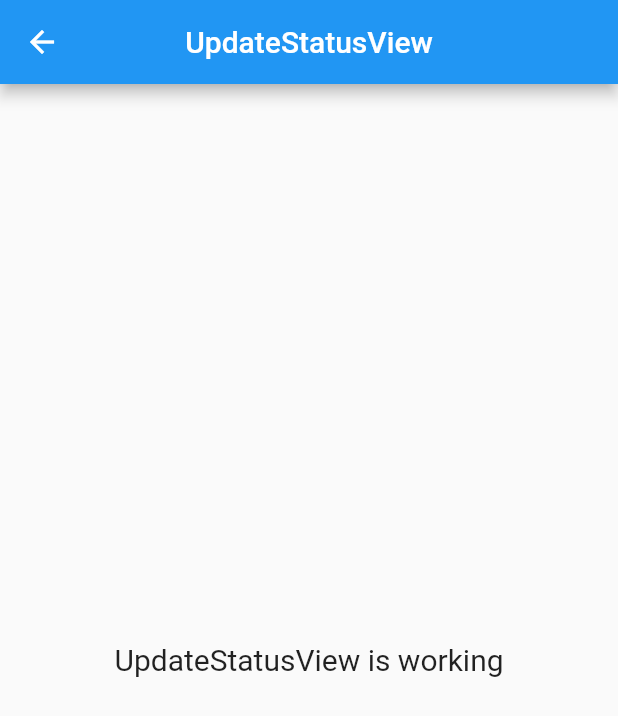
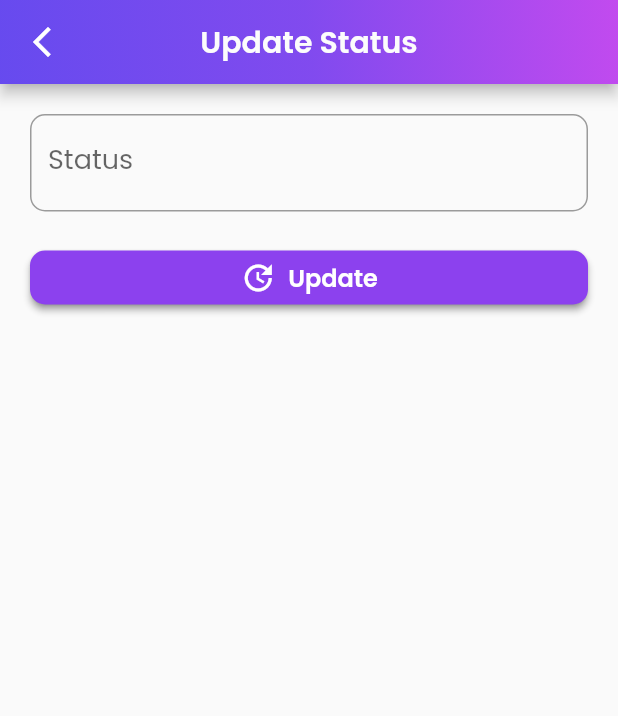
Before and after one commit to hid0/chatapp, a Flutter app: the UpdateStatusView screen opened by its route, on a phone screen of 412 x 824 dp. Shown: the top 716 px of the screen. Run offline on Flutter 3.47's test engine with Material 2 defaults, Android fonts, the phone set to English and light mode, and no system bars; our stand-ins replace avatar_glow, firebase_core, get, google_fonts, introduction_screen, lottie; accounts and stored records are empty; project files that could hold a hidden picture were left out.

Commit message:
UI update status done

```diff
--- a/lib/app/modules/search/views/search_view.dart
+++ b/lib/app/modules/search/views/search_view.dart
@@ -55,7 +55,7 @@ class SearchView extends GetView<SearchController> {
           title: Text(
             'Search',
             style: GoogleFonts.poppins(
-              fontSize: 24,
+              fontSize: 20,
               fontWeight: FontWeight.w600,
               color: const Color(0xFFFCFCFC),
             ),
--- a/lib/app/modules/update_status/views/update_status_view.dart
+++ b/lib/app/modules/update_status/views/update_status_view.dart
@@ -1,21 +1,101 @@
-import 'package:flutter/material.dart';
+// depedencis
+import 'dart:ui';
 
 import 'package:get/get.dart';
+import 'package:flutter/material.dart';
+import 'package:google_fonts/google_fonts.dart';
 
+// controller & routing
 import '../controllers/update_status_controller.dart';
 
 class UpdateStatusView extends GetView<UpdateStatusController> {
   @override
   Widget build(BuildContext context) {
     return Scaffold(
-      appBar: AppBar(
-        title: Text('UpdateStatusView'),
-        centerTitle: true,
+      appBar: PreferredSize(
+        child: AppBar(
+          leading: IconButton(
+            onPressed: () => Get.back(),
+            icon: Icon(Icons.arrow_back_ios_new_outlined),
+          ),
+          title: Text(
+            'Update Status',
+            style: GoogleFonts.poppins(
+              fontSize: 20,
+              fontWeight: FontWeight.w600,
+              color: const Color(0xFFFCFCFC),
+            ),
+          ),
+          centerTitle: true,
+          flexibleSpace: Container(
+            padding: EdgeInsets.fromLTRB(20, 0, 20, 25),
+            decoration: BoxDecoration(
+              gradient: LinearGradient(
+                begin: Alignment.bottomLeft,
+                end: Alignment.topRight,
+                colors: <Color>[
+                  const Color(0xE36F41EE),
+                  const Color(0xE38D41EE),
+                  const Color(0xE3D641EE)
+                ],
+              ),
+            ),
+          ),
+        ),
+        preferredSize: Size.fromHeight(56),
       ),
-      body: Center(
-        child: Text(
-          'UpdateStatusView is working',
-          style: TextStyle(fontSize: 20),
+      body: Padding(
+        padding: const EdgeInsets.all(20),
+        child: Column(
+          children: [
+            TextField(
+              style: GoogleFonts.poppins(
+                textStyle: TextStyle(
+                  color: const Color(0xFF161616),
+                  fontSize: 18,
+                ),
+              ),
+              decoration: InputDecoration(
+                labelText: 'Status',
+                floatingLabelStyle: TextStyle(color: const Color(0xE36F41EE)),
+                border: OutlineInputBorder(
+                  borderRadius: BorderRadius.circular(10),
+                  borderSide: BorderSide(color: const Color(0xE36F41EE)),
+                ),
+                focusedBorder: OutlineInputBorder(
+                  borderRadius: BorderRadius.circular(10),
+                  borderSide: BorderSide(
+                    color: const Color(0x6E8C41EE),
+                    width: 4,
+                  ),
+                ),
+              ),
+            ),
+            SizedBox(height: 20),
+            Container(
+              width: Get.width,
+              child: ElevatedButton.icon(
+                onPressed: () {},
+                icon: Icon(Icons.update_outlined),
+                label: Text(
+                  'Update',
+                  style: GoogleFonts.poppins(
+                    fontSize: 16,
+                    fontWeight: FontWeight.w600,
+                    color: const Color(0xFFFFFFFF),
+                  ),
+                ),
+                style: ElevatedButton.styleFrom(
+                  primary: const Color(0xFF8C41EE),
+                  padding: EdgeInsets.symmetric(vertical: 5),
+                  shadowColor: const Color(0xFF5A5A5A),
+                  shape: RoundedRectangleBorder(
+                    borderRadius: BorderRadius.circular(10),
+                  ),
+                ),
+              ),
+            ),
+          ],
         ),
       ),
     );
--- a/lib/app/routes/app_pages.dart
+++ b/lib/app/routes/app_pages.dart
@@ -1,5 +1,7 @@
 import 'package:get/get.dart';
 
+import 'package:chatapp/app/modules/change_profile/bindings/change_profile_binding.dart';
+import 'package:chatapp/app/modules/change_profile/views/change_profile_view.dart';
 import 'package:chatapp/app/modules/chat_room/bindings/chat_room_binding.dart';
 import 'package:chatapp/app/modules/chat_room/views/chat_room_view.dart';
 import 'package:chatapp/app/modules/home/bindings/home_binding.dart';
@@ -58,5 +60,10 @@ class AppPages {
       page: () => UpdateStatusView(),
       binding: UpdateStatusBinding(),
     ),
+    GetPage(
+      name: _Paths.CHANGE_PROFILE,
+      page: () => ChangeProfileView(),
+      binding: ChangeProfileBinding(),
+    ),
   ];
 }
--- a/lib/app/routes/app_routes.dart
+++ b/lib/app/routes/app_routes.dart
@@ -11,6 +11,8 @@ abstract class Routes {
   static const CHAT_ROOM = _Paths.CHAT_ROOM;
   static const SEARCH = _Paths.SEARCH;
   static const UPDATE_STATUS = _Paths.UPDATE_STATUS;
+  static const CONTOH = _Paths.CONTOH;
+  static const CHANGE_PROFILE = _Paths.CHANGE_PROFILE;
 }
 
 abstract class _Paths {
@@ -21,4 +23,6 @@ abstract class _Paths {
   static const CHAT_ROOM = '/chat-room';
   static const SEARCH = '/search';
   static const UPDATE_STATUS = '/update-status';
+  static const CONTOH = '/contoh';
+  static const CHANGE_PROFILE = '/change-profile';
 }
```
Also changed, not shown: lib/app/modules/change_profile/bindings/change_profile_binding.dart (added, +12 -0 lines), lib/app/modules/change_profile/controllers/change_profile_controller.dart (added, +20 -0 lines), lib/app/modules/change_profile/views/change_profile_view.dart (added, +23 -0 lines), lib/app/modules/profile/views/profile_view.dart (+6 -5 lines).
